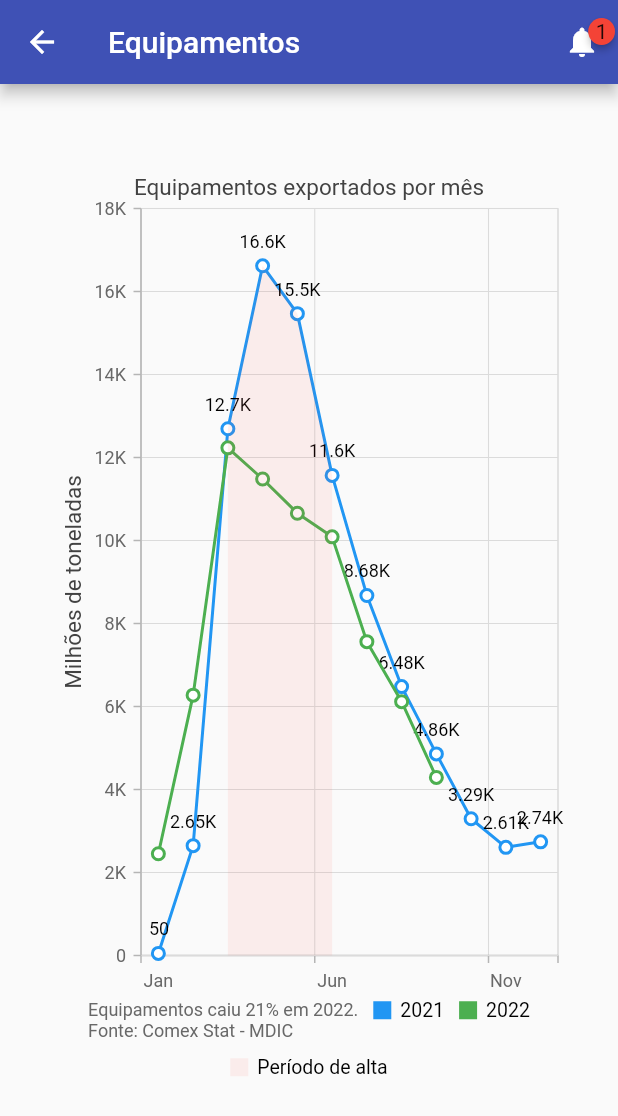
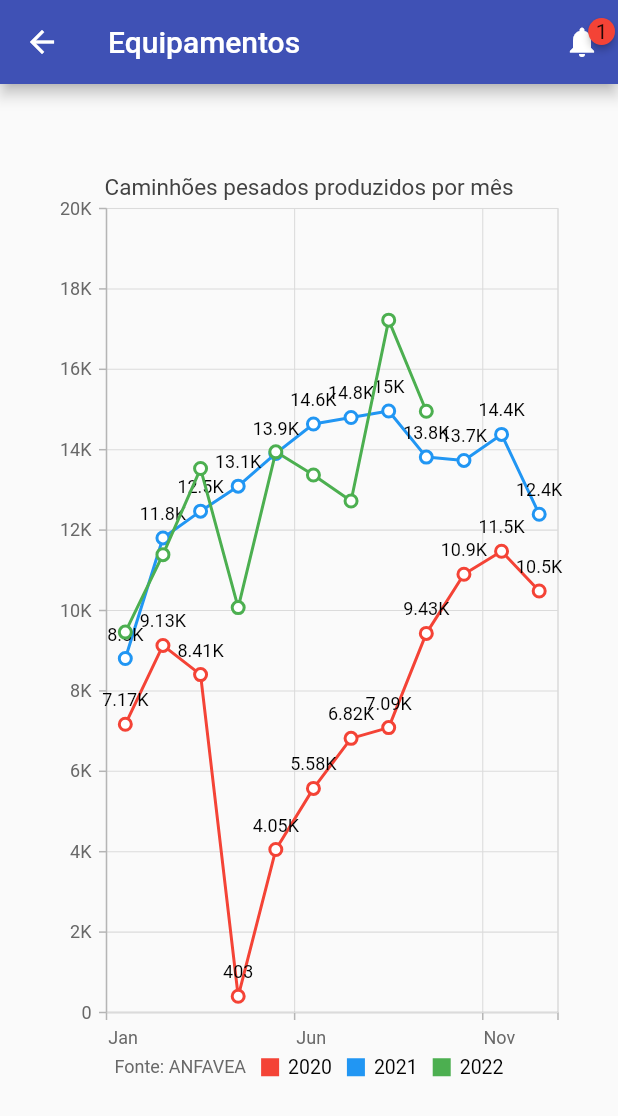
Before and after one commit to Daniela-Neves/calvin_boards, a Flutter app: the EquipmentPage screen opened directly, on a phone screen of 412 x 824 dp. Shown: the top 1116 px of the screen. Run offline on Flutter 3.47's test engine with Material 2 defaults, Android fonts, the phone set to English and light mode, and no system bars; drawn by our look-alikes of badges; our stand-ins replace email_validator, percent_indicator, sqflite, syncfusion_flutter_charts; accounts and stored records are empty.

Commit message:
Adiciona dados reais de produção de caminhões, socorre a Dani

```diff
--- a/lib/database/database_manager.dart
+++ b/lib/database/database_manager.dart
@@ -31,12 +31,11 @@ class DatabaseManager {
 ''';
 
   String get _dados => '''
-  CREATE TABLE IF NOT EXISTS dados (
-    data INTEGER NOT NULL,
-    produto TEXT NOT NULL,
-    producao INT NOT NULL,
+  CREATE TABLE IF NOT EXISTS dados_agro (
+    data TEXT NOT NULL,
+    valor INTEGER NOT NULL,
+    descricao
     PRIMARY KEY (data, produto, producao)
   )
-
 ''';
 }
--- a/lib/pages/equipment_page.dart
+++ b/lib/pages/equipment_page.dart
@@ -20,27 +20,54 @@ class _EquipmentPageState extends State<EquipmentPage> {
   void initState() {
     super.initState();
   }
-//Editar os dados, colocar dados reais
 
-  List<_Point> soyExports2021 = [
-    _Point('Jan', 49.606),
-    _Point('Fev', 2646.546),
-    _Point('Mar', 12694.341),
-    _Point('Abr', 16619.467),
-    _Point('Mai', 15465.736),
-    _Point('Jun', 11568.091),
-    _Point('Jul', 8675.830),
-    _Point('Ago', 6480.259),
-    _Point('Set', 4858.458),
-    _Point('Out', 3294.671),
-    _Point('Nov', 2605.951),
-    _Point('Dez', 2739.225),
+  List<_Point> truckProduction2020 = [
+    _Point('Jan	', 7169),
+    _Point('Fev	', 9131),
+    _Point('Mar	', 8406),
+    _Point('Abr	', 403),
+    _Point('Mai	', 4054),
+    _Point('Jun	', 5575),
+    _Point('Jul	', 6820),
+    _Point('Ago	', 7087),
+    _Point('Set	', 9430),
+    _Point('Out	', 10902),
+    _Point('Nov	', 11474),
+    _Point('Dez	', 10485),
+  ];
+
+  List<_Point> truckProduction2021 = [
+    _Point('Jan	', 8805),
+    _Point('Fev	', 11805),
+    _Point('Mar	', 12472),
+    _Point('Abr	', 13093),
+    _Point('Mai	', 13908),
+    _Point('Jun	', 14639),
+    _Point('Jul	', 14801),
+    _Point('Ago	', 14963),
+    _Point('Set	', 13816),
+    _Point('Out	', 13733),
+    _Point('Nov	', 14380),
+    _Point('Dez	', 12395),
+  ];
+
+  List<_Point> truckProduction2022 = [
+    _Point('Jan	', 9463),
+    _Point('Fev	', 11389),
+    _Point('Mar	', 13531),
+    _Point('Abr	', 10072),
+    _Point('Mai	', 13947),
+    _Point('Jun	', 13370),
+    _Point('Jul	', 12724),
+    _Point('Ago	', 17223),
+    _Point('Set	', 14956),
   ];
 
   @override
   Widget build(BuildContext context) {
     return Scaffold(
-        appBar: AppBar(title: const Text("Equipamentos"),
+        appBar: AppBar(
+            title: const Text("Equipamentos"),
             leading: IconButton(
                 icon: const Icon(Icons.arrow_back),
                 onPressed: () {
@@ -53,7 +80,8 @@ class _EquipmentPageState extends State<EquipmentPage> {
                           .watch<NotificationsProvider>()
                           .unreadCount()
                           .toString()),
-                  child: const Icon(Icons.notifications, color: Colors.white)),
+                      child:
+                          const Icon(Icons.notifications, color: Colors.white)),
                   onPressed: () {
                     Navigator.of(context).push(MaterialPageRoute(
                         builder: (context) => const NotificationsPage()));
@@ -71,48 +99,36 @@ class _EquipmentPageState extends State<EquipmentPage> {
     return SfCartesianChart(
         margin:
             const EdgeInsets.only(top: 60, left: 40, right: 40, bottom: 100),
-        primaryYAxis: NumericAxis(
-            title: AxisTitle(text: "Milhões de toneladas"),
-            numberFormat: NumberFormat.compact()),
+        primaryYAxis: NumericAxis(numberFormat: NumberFormat.compact()),
         primaryXAxis: CategoryAxis(),
-        title: ChartTitle(text: 'Equipamentos exportados por mês'),
+        title: ChartTitle(text: 'Caminhões pesados produzidos por mês'),
         legend: Legend(
             isVisible: true,
             title: LegendTitle(
-                alignment: ChartAlignment.center,
-                text:
-                "Equipamentos caiu 21% em 2022.\nFonte: Comex Stat - MDIC")),
+                alignment: ChartAlignment.center, text: "Fonte: ANFAVEA")),
         tooltipBehavior: TooltipBehavior(enable: true),
         series: <ChartSeries<_Point, String>>[
+          LineSeries<_Point, String>(
+              color: Colors.red,
+              markerSettings: const MarkerSettings(isVisible: true),
+              name: "2020",
+              dataSource: truckProduction2020,
+              xValueMapper: (_Point value, _) => value.month,
+              yValueMapper: (_Point value, _) => value.amount,
+              dataLabelSettings: const DataLabelSettings(isVisible: true)),
           LineSeries<_Point, String>(
               color: Colors.blue,
               markerSettings: const MarkerSettings(isVisible: true),
               name: "2021",
-              dataSource: soyExports2021,
+              dataSource: truckProduction2021,
               xValueMapper: (_Point value, _) => value.month,
-              yValueMapper: (_Point value, _) => value.amount.round(),
+              yValueMapper: (_Point value, _) => value.amount,
               dataLabelSettings: const DataLabelSettings(isVisible: true)),
           LineSeries<_Point, String>(
               color: Colors.green,
               markerSettings: const MarkerSettings(isVisible: true),
               name: "2022",
-              dataSource: <_Point>[
-                _Point('Jan', 2451.828),
-                _Point('Fev', 6274.365),
-                _Point('Mar', 12232.570),
-                _Point('Abr', 11481.981),
-                _Point('Mai', 10657.844),
-                _Point('Jun', 10088.221),
-                _Point('Jul', 7561.542),
-                _Point('Ago', 6117.405),
-                _Point('Set', 4292.326),
-              ],
-              xValueMapper: (_Point value, _) => value.month,
-              yValueMapper: (_Point value, _) => value.amount.round()),
-          AreaSeries(
-              name: "Período de alta",
-              color: const Color.fromARGB(19, 244, 67, 54),
-              dataSource: soyExports2021.sublist(2, 6),
+              dataSource: truckProduction2022,
               xValueMapper: (_Point value, _) => value.month,
               yValueMapper: (_Point value, _) => value.amount)
         ]);
```
Also changed, not shown: lib/pages/settings.dart (+27 -105 lines), lib/pages/settings_details_page.dart (deleted, +0 -62 lines). Lines whose indentation alone changed are shown as unchanged.
